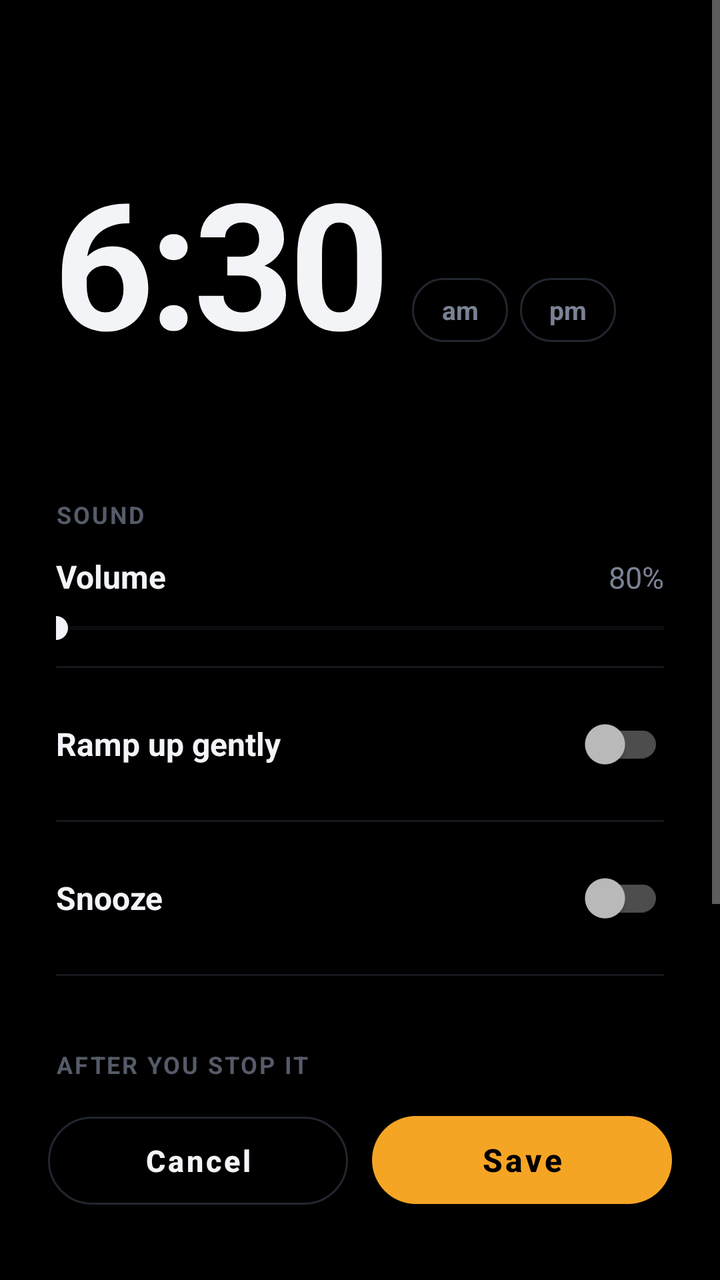
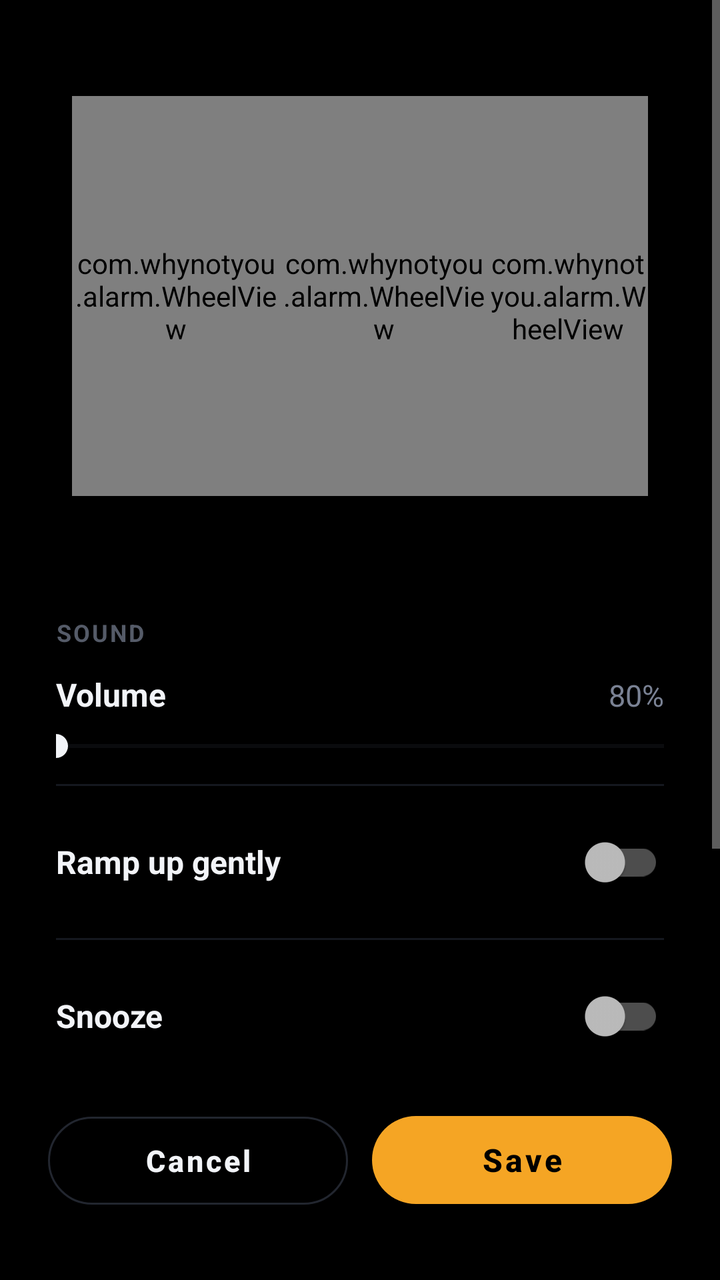

Screens rendered from an Android XML layout before and after an edit, with the pre-edit source and the edit as a unified diff.
<!-- AndroidManifest.xml: application theme Theme.WhyNotYou -->
<!-- res/layout/activity_alarm_detail.xml -->
<?xml version="1.0" encoding="utf-8"?>
<FrameLayout xmlns:android="http://schemas.android.com/apk/res/android"
    android:layout_width="match_parent"
    android:layout_height="match_parent"
    android:background="#000000">

    <ScrollView
        android:layout_width="match_parent"
        android:layout_height="match_parent">

        <LinearLayout
            android:layout_width="match_parent"
            android:layout_height="wrap_content"
            android:orientation="vertical"
            android:paddingStart="28dp"
            android:paddingTop="72dp"
            android:paddingEnd="28dp"
            android:paddingBottom="140dp">

            <LinearLayout
                android:layout_width="match_parent"
                android:layout_height="wrap_content"
                android:gravity="bottom"
                android:orientation="horizontal">
                <TextView
                    android:id="@+id/txt_time"
                    android:layout_width="wrap_content"
                    android:layout_height="wrap_content"
                    android:background="?android:attr/selectableItemBackground"
                    android:text="6:30"
                    android:textColor="#F2F4F8"
                    android:textSize="88sp"
                    android:textStyle="bold"
                    android:letterSpacing="-0.03" />
                <LinearLayout
                    android:layout_width="wrap_content"
                    android:layout_height="wrap_content"
                    android:layout_marginStart="12dp"
                    android:layout_marginBottom="18dp"
                    android:orientation="horizontal">
                    <TextView android:id="@+id/btn_am" style="@style/AmPm" android:text="am" />
                    <TextView android:id="@+id/btn_pm" style="@style/AmPm" android:layout_marginStart="6dp" android:text="pm" />
                </LinearLayout>
            </LinearLayout>

            <LinearLayout
                android:id="@+id/row_days"
                android:layout_width="match_parent"
                android:layout_height="wrap_content"
                android:layout_marginTop="24dp"
                android:orientation="horizontal" />

            <TextView style="@style/Caption" android:layout_marginTop="36dp" android:text="Sound" />

            <LinearLayout
                android:layout_width="match_parent"
                android:layout_height="wrap_content"
                android:layout_marginTop="12dp"
                android:orientation="vertical">
                <LinearLayout android:layout_width="match_parent" android:layout_height="wrap_content" android:orientation="horizontal">
                    <TextView style="@style/RowLabel" android:text="Volume" />
                    <TextView android:id="@+id/txt_volume" style="@style/RowValue" android:text="80%" />
                </LinearLayout>
                <SeekBar
                    android:id="@+id/seek_volume"
                    android:layout_width="match_parent"
                    android:layout_height="wrap_content"
                    android:layout_marginTop="6dp"
                    android:max="100"
                    android:paddingStart="0dp"
                    android:paddingEnd="0dp"
                    android:progressTint="#F5A524"
                    android:progressBackgroundTint="#22262F"
                    android:thumbTint="#F2F4F8" />
            </LinearLayout>
            <View android:layout_width="match_parent" android:layout_height="1dp" android:layout_marginTop="10dp" android:background="#15181F" />

            <LinearLayout style="@style/Row">
                <TextView style="@style/RowLabel" android:text="Ramp up gently" />
                <androidx.appcompat.widget.SwitchCompat android:id="@+id/sw_ramp" android:layout_width="wrap_content" android:layout_height="wrap_content" />
            </LinearLayout>
            <View android:layout_width="match_parent" android:layout_height="1dp" android:background="#15181F" />

            <LinearLayout style="@style/Row">
                <TextView style="@style/RowLabel" android:text="Snooze" />
                <androidx.appcompat.widget.SwitchCompat android:id="@+id/sw_snooze" android:layout_width="wrap_content" android:layout_height="wrap_content" />
            </LinearLayout>
            <View android:layout_width="match_parent" android:layout_height="1dp" android:background="#15181F" />

            <TextView style="@style/Caption" android:layout_marginTop="36dp" android:text="After you stop it" />

            <LinearLayout style="@style/Row" android:layout_marginTop="4dp">
                <TextView style="@style/RowLabel" android:text="Message" />
                <androidx.appcompat.widget.SwitchCompat android:id="@+id/sw_message" android:layout_width="wrap_content" android:layout_height="wrap_content" />
            </LinearLayout>
            <View android:layout_width="match_parent" android:layout_height="1dp" android:background="#15181F" />

            <LinearLayout style="@style/Row">
                <TextView style="@style/RowLabel" android:text="Read my day" />
                <androidx.appcompat.widget.SwitchCompat android:id="@+id/sw_brief" android:layout_width="wrap_content" android:layout_height="wrap_content" />
            </LinearLayout>
            <View android:layout_width="match_parent" android:layout_height="1dp" android:background="#15181F" />

            <Button
                android:id="@+id/btn_delete"
                style="@style/TextButton"
                android:layout_width="wrap_content"
                android:layout_height="44dp"
                android:layout_gravity="center_horizontal"
                android:layout_marginTop="24dp"
                android:text="Delete alarm" />
        </LinearLayout>
    </ScrollView>

    <LinearLayout
        android:layout_width="match_parent"
        android:layout_height="wrap_content"
        android:layout_gravity="bottom"
        android:background="#000000"
        android:orientation="horizontal"
        android:paddingStart="24dp"
        android:paddingTop="12dp"
        android:paddingEnd="24dp"
        android:paddingBottom="32dp">
        <Button
            android:id="@+id/btn_cancel"
            style="@style/OutlineButton"
            android:layout_width="0dp"
            android:layout_height="56dp"
            android:layout_marginEnd="6dp"
            android:layout_weight="1"
            android:text="Cancel" />
        <Button
            android:id="@+id/btn_save"
            style="@style/PrimaryButton"
            android:layout_width="0dp"
            android:layout_marginStart="6dp"
            android:layout_weight="1"
            android:text="Save" />
    </LinearLayout>
</FrameLayout>
<!-- resources referenced by this layout -->
<resources>
  <style name="AmPm">
          <item name="android:layout_width">wrap_content</item>
          <item name="android:layout_height">32dp</item>
          <item name="android:minWidth">48dp</item>
          <item name="android:gravity">center</item>
          <item name="android:paddingStart">12dp</item>
          <item name="android:paddingEnd">12dp</item>
          <item name="android:textSize">13sp</item>
          <item name="android:textStyle">bold</item>
          <item name="android:background">@drawable/bg_pill_outline</item>
          <item name="android:textColor">#7A8294</item>
      </style>
  <style name="Caption">
          <item name="android:layout_width">wrap_content</item>
          <item name="android:layout_height">wrap_content</item>
          <item name="android:textColor">#555B68</item>
          <item name="android:textSize">12sp</item>
          <item name="android:textStyle">bold</item>
          <item name="android:letterSpacing">0.08</item>
          <item name="android:textAllCaps">true</item>
      </style>
  <style name="PrimaryButton" parent="Widget.MaterialComponents.Button">
          <item name="android:layout_width">match_parent</item>
          <item name="android:layout_height">56dp</item>
          <item name="android:textAllCaps">false</item>
          <item name="android:textStyle">bold</item>
          <item name="android:textSize">16sp</item>
          <item name="backgroundTint">#F5A524</item>
          <item name="android:textColor">#000000</item>
          <item name="cornerRadius">28dp</item>
      </style>
  <style name="Row">
          <item name="android:layout_width">match_parent</item>
          <item name="android:layout_height">wrap_content</item>
          <item name="android:minHeight">56dp</item>
          <item name="android:orientation">horizontal</item>
          <item name="android:gravity">center_vertical</item>
          <item name="android:paddingTop">14dp</item>
          <item name="android:paddingBottom">14dp</item>
      </style>
  <style name="RowLabel">
          <item name="android:layout_width">0dp</item>
          <item name="android:layout_height">wrap_content</item>
          <item name="android:layout_weight">1</item>
          <item name="android:textColor">#F2F4F8</item>
          <item name="android:textSize">16sp</item>
          <item name="android:textStyle">bold</item>
      </style>
  <style name="RowValue">
          <item name="android:layout_width">wrap_content</item>
          <item name="android:layout_height">wrap_content</item>
          <item name="android:textColor">#7A8294</item>
          <item name="android:textSize">15sp</item>
      </style>
  <style name="TextButton" parent="Widget.MaterialComponents.Button.TextButton">
          <item name="android:textAllCaps">false</item>
          <item name="android:textStyle">bold</item>
          <item name="android:textSize">14sp</item>
          <item name="android:textColor">#7A8294</item>
          <item name="android:minHeight">44dp</item>
      </style>
  <!-- drawable bg_pill_outline (drawable) -->
  <?xml version="1.0" encoding="utf-8"?>
  <shape xmlns:android="http://schemas.android.com/apk/res/android" android:shape="rectangle">
      <solid android:color="#000000" />
      <stroke android:width="1dp" android:color="#22262F" />
      <corners android:radius="28dp" />
  </shape>
  <style name="TimePickerDark" parent="android:Widget.Material.TimePicker">
          <item name="android:headerBackground">#0B0D12</item>
          <item name="android:numbersBackgroundColor">#15181F</item>
          <item name="android:numbersSelectorColor">#F5A524</item>
          <item name="android:numbersTextColor">#F2F4F8</item>
      </style>
  <style name="DialogDark" parent="Theme.MaterialComponents.Dialog">
          <item name="colorPrimary">#F5A524</item>
          <item name="colorAccent">#F5A524</item>
          <item name="android:background">#0B0D12</item>
          <item name="android:textColorPrimary">#F2F4F8</item>
          <item name="android:textColorSecondary">#7A8294</item>
      </style>
  <!-- unchanged entries left out for length: 2 -->
</resources>

<!-- the commit's change to res/layout/activity_alarm_detail.xml (unified diff, before → after) -->
@@ -13,34 +13,18 @@
             android:layout_height="wrap_content"
             android:orientation="vertical"
             android:paddingStart="28dp"
-            android:paddingTop="72dp"
+            android:paddingTop="48dp"
             android:paddingEnd="28dp"
             android:paddingBottom="140dp">
 
             <LinearLayout
                 android:layout_width="match_parent"
                 android:layout_height="wrap_content"
-                android:gravity="bottom"
+                android:gravity="center"
                 android:orientation="horizontal">
-                <TextView
-                    android:id="@+id/txt_time"
-                    android:layout_width="wrap_content"
-                    android:layout_height="wrap_content"
-                    android:background="?android:attr/selectableItemBackground"
-                    android:text="6:30"
-                    android:textColor="#F2F4F8"
-                    android:textSize="88sp"
-                    android:textStyle="bold"
-                    android:letterSpacing="-0.03" />
-                <LinearLayout
-                    android:layout_width="wrap_content"
-                    android:layout_height="wrap_content"
-                    android:layout_marginStart="12dp"
-                    android:layout_marginBottom="18dp"
-                    android:orientation="horizontal">
-                    <TextView android:id="@+id/btn_am" style="@style/AmPm" android:text="am" />
-                    <TextView android:id="@+id/btn_pm" style="@style/AmPm" android:layout_marginStart="6dp" android:text="pm" />
-                </LinearLayout>
+                <com.whynotyou.alarm.WheelView android:id="@+id/wheel_h" android:layout_width="104dp" android:layout_height="200dp" />
+                <com.whynotyou.alarm.WheelView android:id="@+id/wheel_m" android:layout_width="104dp" android:layout_height="200dp" />
+                <com.whynotyou.alarm.WheelView android:id="@+id/wheel_ap" android:layout_width="80dp" android:layout_height="200dp" />
             </LinearLayout>
 
             <LinearLayout
<!-- resource entries referenced after the edit -->
@@ -1,17 +1,5 @@
 <!-- resources referenced by this layout -->
 <resources>
-  <style name="AmPm">
-          <item name="android:layout_width">wrap_content</item>
-          <item name="android:layout_height">32dp</item>
-          <item name="android:minWidth">48dp</item>
-          <item name="android:gravity">center</item>
-          <item name="android:paddingStart">12dp</item>
-          <item name="android:paddingEnd">12dp</item>
-          <item name="android:textSize">13sp</item>
-          <item name="android:textStyle">bold</item>
-          <item name="android:background">@drawable/bg_pill_outline</item>
-          <item name="android:textColor">#7A8294</item>
-      </style>
   <style name="Caption">
           <item name="android:layout_width">wrap_content</item>
           <item name="android:layout_height">wrap_content</item>
@@ -61,13 +49,6 @@
           <item name="android:textColor">#7A8294</item>
           <item name="android:minHeight">44dp</item>
       </style>
-  <!-- drawable bg_pill_outline (drawable) -->
-  <?xml version="1.0" encoding="utf-8"?>
-  <shape xmlns:android="http://schemas.android.com/apk/res/android" android:shape="rectangle">
-      <solid android:color="#000000" />
-      <stroke android:width="1dp" android:color="#22262F" />
-      <corners android:radius="28dp" />
-  </shape>
   <style name="TimePickerDark" parent="android:Widget.Material.TimePicker">
           <item name="android:headerBackground">#0B0D12</item>
           <item name="android:numbersBackgroundColor">#15181F</item>
